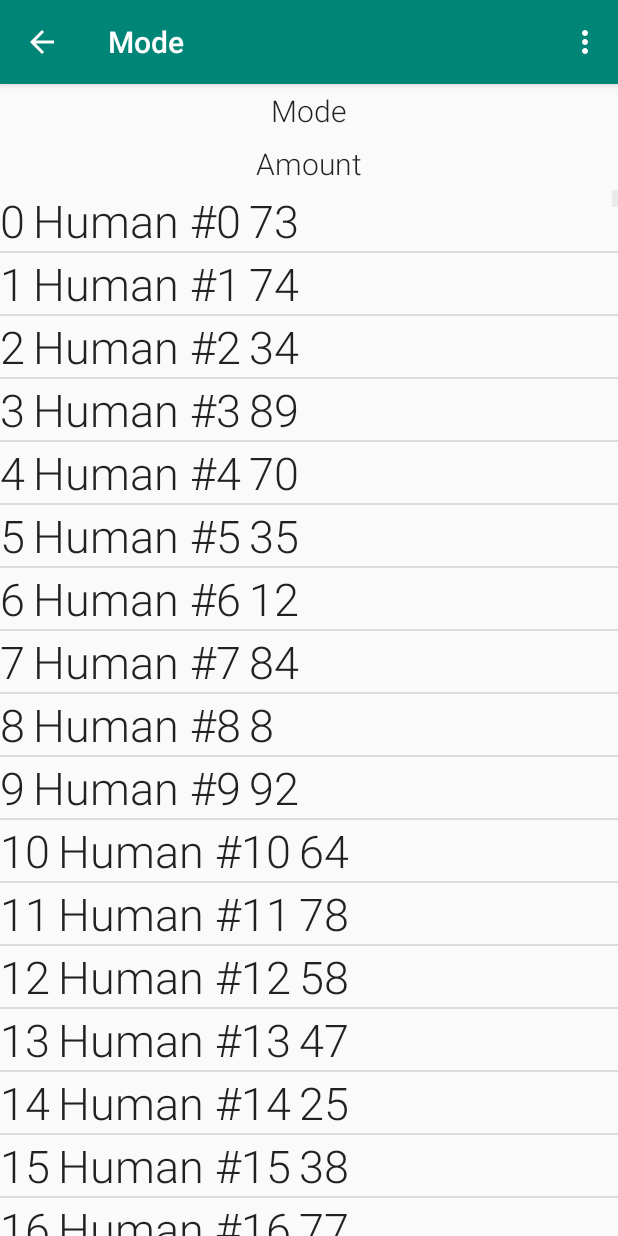
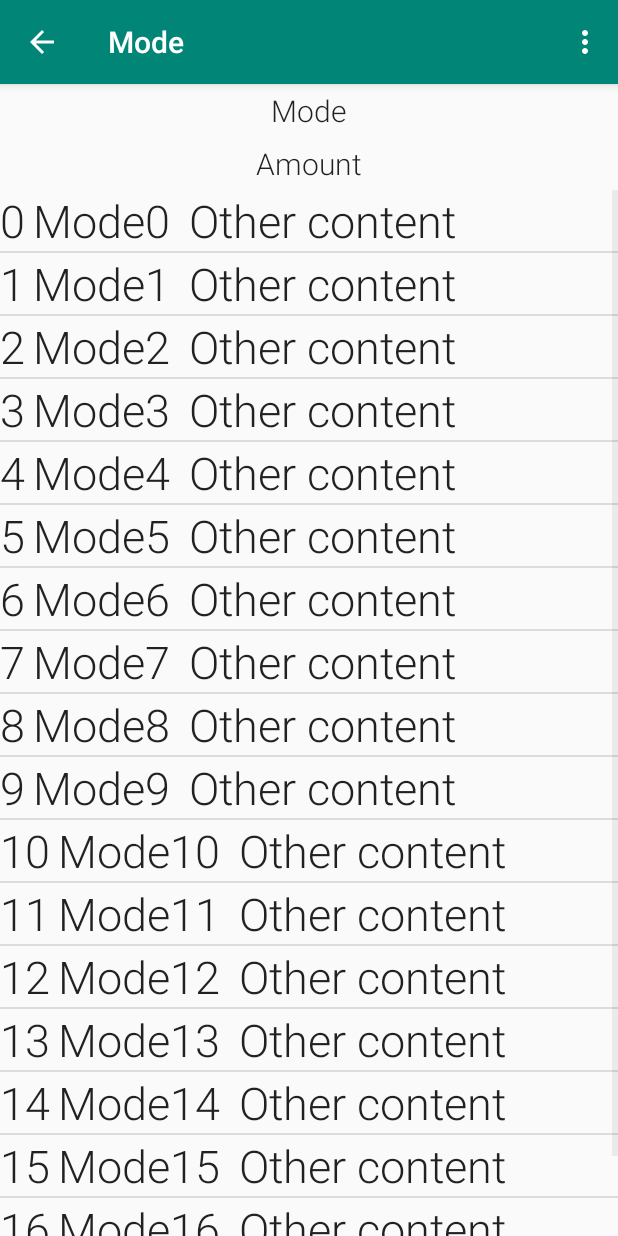
Before and after one commit to DIS17JTH/ledControllerProject, an Android app: the ModeActivity screen opened directly, with no data from a screen before it, on a phone screen of 412 x 824 dp. Run offline under Robolectric (Android 15) with nearby library versions, the phone set to English and light mode, and no system bars.

Commit message:
M:: Changed content to Mode class.

```diff
--- a/app/src/main/java/se/ju/students/malu1798/ledcontrollerproject/ModeActivity.java
+++ b/app/src/main/java/se/ju/students/malu1798/ledcontrollerproject/ModeActivity.java
@@ -16,7 +16,12 @@ import android.widget.ArrayAdapter;
 import android.widget.ListView;
 import android.widget.TextView;
 
+import java.util.ArrayList;
+
 public class ModeActivity extends AppCompatActivity {
+
+    private int currentMode = 0;
+    ArrayList<Mode> modesArr = Profile.profiles.get(currentMode).getP_modes();
 
     @Override
     protected void onCreate(@Nullable Bundle savedInstanceState){
@@ -28,7 +33,7 @@ public class ModeActivity extends AppCompatActivity {
         /*List View*/
         ListView listView = (ListView) findViewById(R.id.listView_mode_dynamic);
         listView.setAdapter(
-                new ArrayAdapter<Data.Human>(this, 0, Data.humans){
+                new ArrayAdapter<Mode>(this, 0, modesArr){
                     @Override
                     public View getView(int position, View convertView, ViewGroup parent){
 
@@ -46,10 +51,10 @@ public class ModeActivity extends AppCompatActivity {
                             convertView.setTag(viewHolder);
                         }
 
-                        Data.Human human = getItem(position);
-                        ((ViewHolder) convertView.getTag()).idTextView.setText(""+human.id);
-                        ((ViewHolder) convertView.getTag()).nameTextView.setText(""+human.name);
-                        ((ViewHolder) convertView.getTag()).ageTextView.setText(""+human.age);
+                        Mode modes = getItem(position);
+                        ((ViewHolder) convertView.getTag()).idTextView.setText(""+position);
+                        ((ViewHolder) convertView.getTag()).nameTextView.setText(""+modes.get_modeName());
+                        ((ViewHolder) convertView.getTag()).ageTextView.setText(" Other content");//+modes.get_modeName());
 
                         return convertView;
                     }
```
